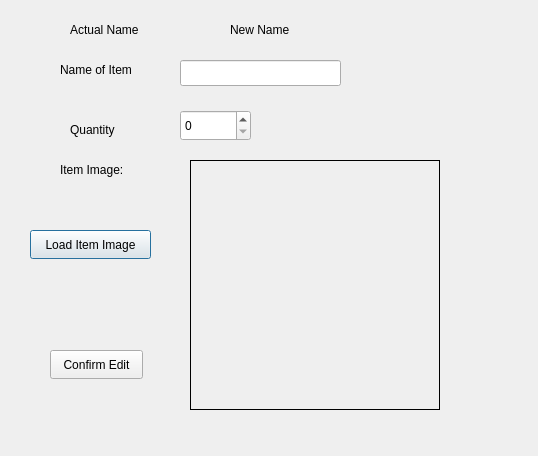
Qt form updateitemdialogue.ui (cristhianguerreno/StoreInventory) before a commit.
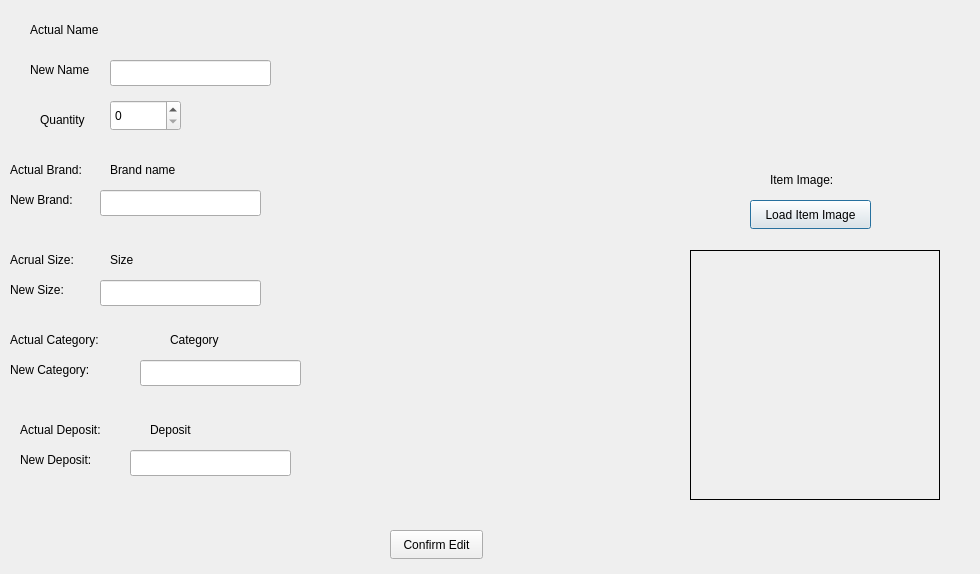
The same form after that commit.

Commit message: Agrego StartDialog y CategoryManager, modificaciones a los diálogos existentes

What changed in the file:
```diff
--- a/updateitemdialogue.ui
+++ b/updateitemdialogue.ui
@@ -6,8 +6,8 @@
    <rect>
     <x>0</x>
     <y>0</y>
-    <width>538</width>
-    <height>456</height>
+    <width>980</width>
+    <height>574</height>
    </rect>
   </property>
   <property name="windowTitle">
@@ -16,21 +16,21 @@
   <widget class="QLabel" name="lblItemName">
    <property name="geometry">
     <rect>
-     <x>60</x>
-     <y>60</y>
+     <x>140</x>
+     <y>20</y>
      <width>101</width>
      <height>20</height>
     </rect>
    </property>
    <property name="text">
-    <string>Name of Item</string>
+    <string/>
    </property>
   </widget>
   <widget class="QLabel" name="lblQuantity">
    <property name="geometry">
     <rect>
-     <x>70</x>
-     <y>120</y>
+     <x>40</x>
+     <y>110</y>
      <width>63</width>
      <height>20</height>
     </rect>
@@ -42,8 +42,8 @@
   <widget class="QLabel" name="lblImage">
    <property name="geometry">
     <rect>
-     <x>190</x>
-     <y>160</y>
+     <x>690</x>
+     <y>250</y>
      <width>250</width>
      <height>250</height>
     </rect>
@@ -58,8 +58,8 @@
   <widget class="QSpinBox" name="sbQuantity">
    <property name="geometry">
     <rect>
-     <x>180</x>
-     <y>110</y>
+     <x>110</x>
+     <y>100</y>
      <width>71</width>
      <height>31</height>
     </rect>
@@ -68,7 +68,7 @@
   <widget class="QLineEdit" name="txtNamee">
    <property name="geometry">
     <rect>
-     <x>180</x>
+     <x>110</x>
      <y>60</y>
      <width>161</width>
      <height>26</height>
@@ -78,8 +78,8 @@
   <widget class="QPushButton" name="btnLoadItemImage">
    <property name="geometry">
     <rect>
-     <x>30</x>
-     <y>230</y>
+     <x>750</x>
+     <y>200</y>
      <width>121</width>
      <height>29</height>
     </rect>
@@ -91,8 +91,8 @@
   <widget class="QPushButton" name="btnConfirmEdit">
    <property name="geometry">
     <rect>
-     <x>50</x>
-     <y>350</y>
+     <x>390</x>
+     <y>530</y>
      <width>93</width>
      <height>29</height>
     </rect>
@@ -104,8 +104,8 @@
   <widget class="QLabel" name="label">
    <property name="geometry">
     <rect>
-     <x>60</x>
-     <y>160</y>
+     <x>770</x>
+     <y>170</y>
      <width>101</width>
      <height>20</height>
     </rect>
@@ -117,7 +117,7 @@
   <widget class="QLabel" name="label_2">
    <property name="geometry">
     <rect>
-     <x>70</x>
+     <x>30</x>
      <y>20</y>
      <width>91</width>
      <height>20</height>
@@ -130,8 +130,8 @@
   <widget class="QLabel" name="label_3">
    <property name="geometry">
     <rect>
-     <x>230</x>
-     <y>20</y>
+     <x>30</x>
+     <y>60</y>
      <width>91</width>
      <height>20</height>
     </rect>
@@ -140,6 +140,202 @@
     <string>New Name</string>
    </property>
   </widget>
+  <widget class="QLabel" name="lblItemBrand">
+   <property name="geometry">
+    <rect>
+     <x>110</x>
+     <y>160</y>
+     <width>101</width>
+     <height>20</height>
+    </rect>
+   </property>
+   <property name="text">
+    <string>Brand name</string>
+   </property>
+  </widget>
+  <widget class="QLabel" name="label_4">
+   <property name="geometry">
+    <rect>
+     <x>10</x>
+     <y>160</y>
+     <width>91</width>
+     <height>20</height>
+    </rect>
+   </property>
+   <property name="text">
+    <string>Actual Brand:</string>
+   </property>
+  </widget>
+  <widget class="QLabel" name="label_5">
+   <property name="geometry">
+    <rect>
+     <x>10</x>
+     <y>190</y>
+     <width>91</width>
+     <height>20</height>
+    </rect>
+   </property>
+   <property name="text">
+    <string>New Brand:</string>
+   </property>
+  </widget>
+  <widget class="QLineEdit" name="txtBrand">
+   <property name="geometry">
+    <rect>
+     <x>100</x>
+     <y>190</y>
+     <width>161</width>
+     <height>26</height>
+    </rect>
+   </property>
+  </widget>
+  <widget class="QLabel" name="label_6">
+   <property name="geometry">
+    <rect>
+     <x>10</x>
+     <y>280</y>
+     <width>91</width>
+     <height>20</height>
+    </rect>
+   </property>
+   <property name="text">
+    <string>New Size:</string>
+   </property>
+  </widget>
+  <widget class="QLabel" name="label_7">
+   <property name="geometry">
+    <rect>
+     <x>10</x>
+     <y>250</y>
+     <width>91</width>
+     <height>20</height>
+    </rect>
+   </property>
+   <property name="text">
+    <string>Acrual Size:</string>
+   </property>
+  </widget>
+  <widget class="QLabel" name="lblItemSize">
+   <property name="geometry">
+    <rect>
+     <x>110</x>
+     <y>250</y>
+     <width>101</width>
+     <height>20</height>
+    </rect>
+   </property>
+   <property name="text">
+    <string>Size</string>
+   </property>
+  </widget>
+  <widget class="QLineEdit" name="txtSize">
+   <property name="geometry">
+    <rect>
+     <x>100</x>
+     <y>280</y>
+     <width>161</width>
+     <height>26</height>
+    </rect>
+   </property>
+  </widget>
+  <widget class="QLabel" name="label_8">
+   <property name="geometry">
+    <rect>
+     <x>10</x>
+     <y>360</y>
+     <width>111</width>
+     <height>20</height>
+    </rect>
+   </property>
+   <property name="text">
+    <string>New Category:</string>
+   </property>
+  </widget>
+  <widget class="QLabel" name="lblItemBrand_2">
+   <property name="geometry">
+    <rect>
+     <x>170</x>
+     <y>330</y>
+     <width>101</width>
+     <height>20</height>
+    </rect>
+   </property>
+   <property name="text">
+    <string>Category</string>
+   </property>
+  </widget>
+  <widget class="QLineEdit" name="txtCategory">
+   <property name="geometry">
+    <rect>
+     <x>140</x>
+     <y>360</y>
+     <width>161</width>
+     <height>26</height>
+    </rect>
+   </property>
+  </widget>
+  <widget class="QLabel" name="label_9">
+   <property name="geometry">
+    <rect>
+     <x>10</x>
+     <y>330</y>
+     <width>131</width>
+     <height>20</height>
+    </rect>
+   </property>
+   <property name="text">
+    <string>Actual Category:</string>
+   </property>
+  </widget>
+  <widget class="QLabel" name="label_10">
+   <property name="geometry">
+    <rect>
+     <x>20</x>
+     <y>450</y>
+     <width>91</width>
+     <height>20</height>
+    </rect>
+   </property>
+   <property name="text">
+    <string>New Deposit:</string>
+   </property>
+  </widget>
+  <widget class="QLabel" name="lblItemDeposit">
+   <property name="geometry">
+    <rect>
+     <x>150</x>
+     <y>420</y>
+     <width>101</width>
+     <height>20</height>
+    </rect>
+   </property>
+   <property name="text">
+    <string>Deposit</string>
+   </property>
+  </widget>
+  <widget class="QLineEdit" name="txtDeposit">
+   <property name="geometry">
+    <rect>
+     <x>130</x>
+     <y>450</y>
+     <width>161</width>
+     <height>26</height>
+    </rect>
+   </property>
+  </widget>
+  <widget class="QLabel" name="label_11">
+   <property name="geometry">
+    <rect>
+     <x>20</x>
+     <y>420</y>
+     <width>111</width>
+     <height>20</height>
+    </rect>
+   </property>
+   <property name="text">
+    <string>Actual Deposit:</string>
+   </property>
+  </widget>
  </widget>
  <resources/>
  <connections/>
```
Left out of the diff: 2 changed lines with no effect on the pictures. The commit also changes 18 other files.
